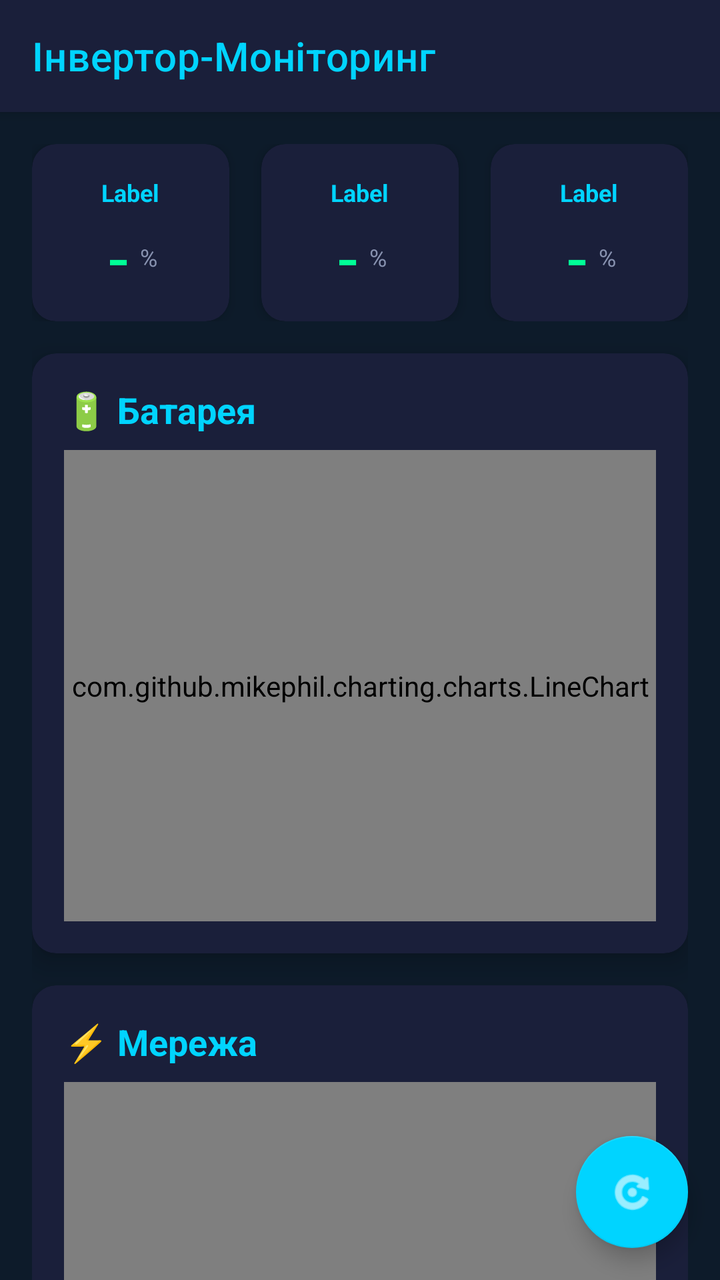
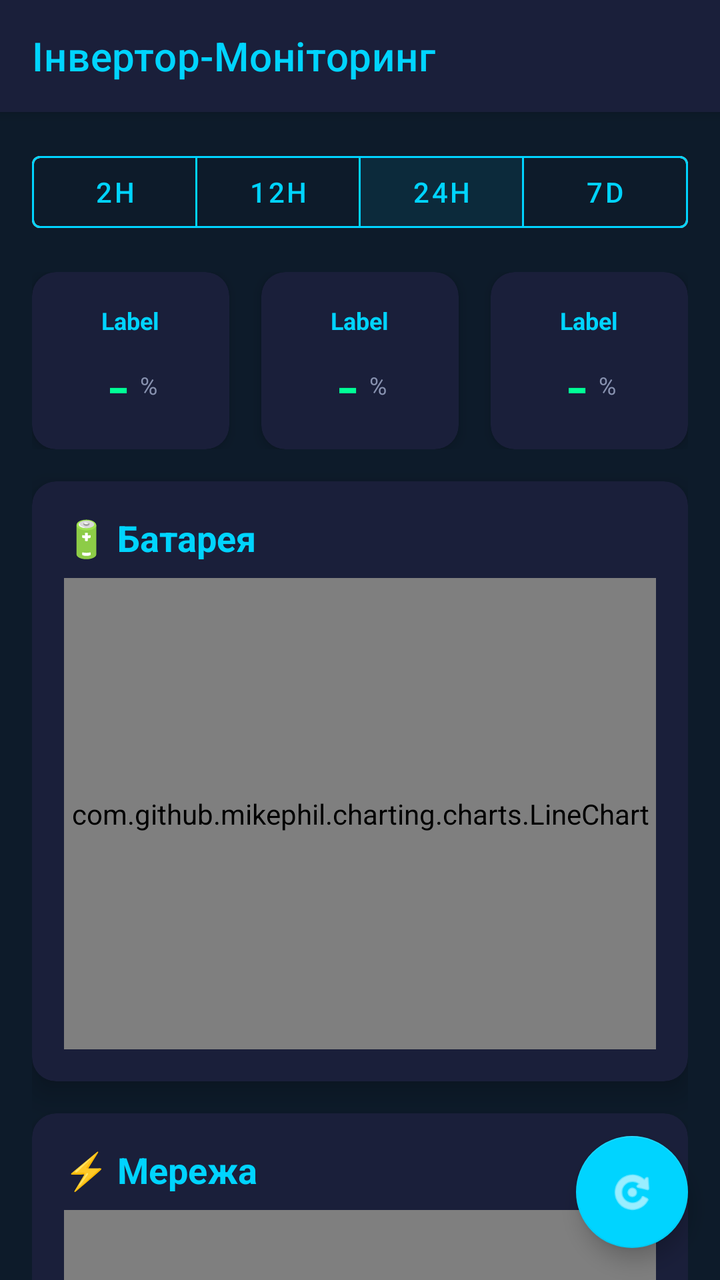

Compare the two renders of this Android layout. The source of the first and the diff that turns it into the second are given below.
<!-- AndroidManifest.xml: activity theme Theme.BoillerMonitor -->
<!-- res/layout/activity_main.xml -->
<?xml version="1.0" encoding="utf-8"?>
<androidx.coordinatorlayout.widget.CoordinatorLayout xmlns:android="http://schemas.android.com/apk/res/android"
    xmlns:app="http://schemas.android.com/apk/res-auto"
    xmlns:tools="http://schemas.android.com/tools"
    android:layout_width="match_parent"
    android:layout_height="match_parent"
    android:background="@color/background_dark"
    tools:context=".MainActivity">

    <com.google.android.material.appbar.AppBarLayout
        android:layout_width="match_parent"
        android:layout_height="wrap_content"
        android:theme="@style/Theme.BoillerMonitor">

        <com.google.android.material.appbar.MaterialToolbar
            android:id="@+id/toolbar"
            android:layout_width="match_parent"
            android:layout_height="?attr/actionBarSize"
            android:background="@color/card_background"
            app:title="Інвертор-Моніторинг"
            app:titleTextColor="@color/primary_blue" />

    </com.google.android.material.appbar.AppBarLayout>

    <androidx.core.widget.NestedScrollView
        android:layout_width="match_parent"
        android:layout_height="match_parent"
        app:layout_behavior="@string/appbar_scrolling_view_behavior">

        <LinearLayout
            android:layout_width="match_parent"
            android:layout_height="wrap_content"
            android:orientation="vertical"
            android:padding="16dp">

            
            <LinearLayout
                android:layout_width="match_parent"
                android:layout_height="wrap_content"
                android:orientation="horizontal"
                android:gravity="center"
                android:layout_marginBottom="16dp">

                <include
                    android:id="@+id/batteryCard"
                    layout="@layout/card_stat"
                    android:layout_width="0dp"
                    android:layout_height="wrap_content"
                    android:layout_weight="1"
                    android:layout_marginEnd="8dp" />

                <include
                    android:id="@+id/gridCard"
                    layout="@layout/card_stat"
                    android:layout_width="0dp"
                    android:layout_height="wrap_content"
                    android:layout_weight="1"
                    android:layout_marginStart="8dp"
                    android:layout_marginEnd="8dp" />

                <include
                    android:id="@+id/homeCard"
                    layout="@layout/card_stat"
                    android:layout_width="0dp"
                    android:layout_height="wrap_content"
                    android:layout_weight="1"
                    android:layout_marginStart="8dp" />

            </LinearLayout>

            
            <androidx.cardview.widget.CardView
                android:id="@+id/batteryChartCard"
                android:layout_width="match_parent"
                android:layout_height="300dp"
                android:layout_marginBottom="16dp"
                app:cardBackgroundColor="@color/card_background"
                app:cardCornerRadius="12dp"
                app:cardElevation="8dp">

                <LinearLayout
                    android:layout_width="match_parent"
                    android:layout_height="match_parent"
                    android:orientation="vertical"
                    android:padding="16dp">

                    <TextView
                        android:layout_width="match_parent"
                        android:layout_height="wrap_content"
                        android:text="🔋 Батарея"
                        android:textColor="@color/primary_blue"
                        android:textSize="18sp"
                        android:textStyle="bold"
                        android:layout_marginBottom="8dp" />

                    <FrameLayout
                        android:layout_width="match_parent"
                        android:layout_height="0dp"
                        android:layout_weight="1">

                        <com.github.mikephil.charting.charts.LineChart
                            android:id="@+id/batteryChart"
                            android:layout_width="match_parent"
                            android:layout_height="match_parent" />

                        <TextView
                            android:id="@+id/batteryMarkerOverlay"
                            android:layout_width="wrap_content"
                            android:layout_height="wrap_content"
                            android:layout_gravity="bottom|start"
                            android:layout_margin="12dp"
                            android:background="@drawable/marker_background"
                            android:padding="8dp"
                            android:textColor="@color/white"
                            android:textSize="12sp"
                            android:visibility="gone"
                            android:clickable="false"
                            android:focusable="false" />

                    </FrameLayout>

                </LinearLayout>

            </androidx.cardview.widget.CardView>

            
            <androidx.cardview.widget.CardView
                android:id="@+id/gridChartCard"
                android:layout_width="match_parent"
                android:layout_height="300dp"
                android:layout_marginBottom="16dp"
                app:cardBackgroundColor="@color/card_background"
                app:cardCornerRadius="12dp"
                app:cardElevation="8dp">

                <LinearLayout
                    android:layout_width="match_parent"
                    android:layout_height="match_parent"
                    android:orientation="vertical"
                    android:padding="16dp">

                    <TextView
                        android:layout_width="match_parent"
                        android:layout_height="wrap_content"
                        android:text="⚡ Мережа"
                        android:textColor="@color/primary_blue"
                        android:textSize="18sp"
                        android:textStyle="bold"
                        android:layout_marginBottom="8dp" />

                    <FrameLayout
                        android:layout_width="match_parent"
                        android:layout_height="0dp"
                        android:layout_weight="1">

                        <com.github.mikephil.charting.charts.LineChart
                            android:id="@+id/gridChart"
                            android:layout_width="match_parent"
                            android:layout_height="match_parent" />

                        <TextView
                            android:id="@+id/gridMarkerOverlay"
                            android:layout_width="wrap_content"
                            android:layout_height="wrap_content"
                            android:layout_gravity="bottom|start"
                            android:layout_margin="12dp"
                            android:background="@drawable/marker_background"
                            android:padding="8dp"
                            android:textColor="@color/white"
                            android:textSize="12sp"
                            android:visibility="gone"
                            android:clickable="false"
                            android:focusable="false" />

                    </FrameLayout>

                </LinearLayout>

            </androidx.cardview.widget.CardView>

            
            <androidx.cardview.widget.CardView
                android:id="@+id/homeChartCard"
                android:layout_width="match_parent"
                android:layout_height="300dp"
                android:layout_marginBottom="16dp"
                app:cardBackgroundColor="@color/card_background"
                app:cardCornerRadius="12dp"
                app:cardElevation="8dp">

                <LinearLayout
                    android:layout_width="match_parent"
                    android:layout_height="match_parent"
                    android:orientation="vertical"
                    android:padding="16dp">

                    <TextView
                        android:layout_width="match_parent"
                        android:layout_height="wrap_content"
                        android:text="🏠 Дім"
                        android:textColor="@color/primary_blue"
                        android:textSize="18sp"
                        android:textStyle="bold"
                        android:layout_marginBottom="8dp" />

                    <FrameLayout
                        android:layout_width="match_parent"
                        android:layout_height="0dp"
                        android:layout_weight="1">

                        <com.github.mikephil.charting.charts.LineChart
                            android:id="@+id/homeChart"
                            android:layout_width="match_parent"
                            android:layout_height="match_parent" />

                        <TextView
                            android:id="@+id/homeMarkerOverlay"
                            android:layout_width="wrap_content"
                            android:layout_height="wrap_content"
                            android:layout_gravity="bottom|start"
                            android:layout_margin="12dp"
                            android:background="@drawable/marker_background"
                            android:padding="8dp"
                            android:textColor="@color/white"
                            android:textSize="12sp"
                            android:visibility="gone"
                            android:clickable="false"
                            android:focusable="false" />

                    </FrameLayout>

                </LinearLayout>

            </androidx.cardview.widget.CardView>

        </LinearLayout>

    </androidx.core.widget.NestedScrollView>

    <com.google.android.material.floatingactionbutton.FloatingActionButton
        android:id="@+id/fabRefresh"
        android:layout_width="wrap_content"
        android:layout_height="wrap_content"
        android:layout_gravity="bottom|end"
        android:layout_margin="16dp"
        android:src="@android:drawable/ic_menu_rotate"
        app:tint="@color/white"
        app:backgroundTint="@color/primary_blue" />

</androidx.coordinatorlayout.widget.CoordinatorLayout>
<!-- res/layout/card_stat.xml (included above) -->
<?xml version="1.0" encoding="utf-8"?>
<androidx.cardview.widget.CardView xmlns:android="http://schemas.android.com/apk/res/android"
    xmlns:app="http://schemas.android.com/apk/res-auto"
    android:layout_width="match_parent"
    android:layout_height="wrap_content"
    app:cardBackgroundColor="@color/card_background"
    app:cardCornerRadius="12dp"
    app:cardElevation="4dp">

    <LinearLayout
        android:layout_width="match_parent"
        android:layout_height="wrap_content"
        android:orientation="vertical"
        android:padding="16dp"
        android:gravity="center">

        <TextView
            android:id="@+id/statLabel"
            android:layout_width="wrap_content"
            android:layout_height="wrap_content"
            android:text="Label"
            android:textColor="@color/primary_blue"
            android:textSize="12sp"
            android:textStyle="bold"
            android:layout_marginBottom="8dp" />

        <LinearLayout
            android:layout_width="wrap_content"
            android:layout_height="wrap_content"
            android:orientation="horizontal"
            android:gravity="center_vertical">

            <TextView
                android:id="@+id/statValue"
                android:layout_width="wrap_content"
                android:layout_height="wrap_content"
                android:text="-"
                android:textColor="@color/primary_green"
                android:textSize="24sp"
                android:textStyle="bold"
                android:fontFamily="monospace" />

            <TextView
                android:id="@+id/statUnit"
                android:layout_width="wrap_content"
                android:layout_height="wrap_content"
                android:text="%"
                android:textColor="@color/text_secondary"
                android:textSize="12sp"
                android:layout_marginStart="4dp" />

        </LinearLayout>

    </LinearLayout>

</androidx.cardview.widget.CardView>
<!-- resources referenced by this layout -->
<resources>
  <color name="background_dark">#0D1B2A</color>
  <color name="card_background">#1A1F3A</color>
  <color name="primary_blue">#00D4FF</color>
  <color name="primary_green">#00FF96</color>
  <color name="text_secondary">#8892B0</color>
  <color name="white">#FFFFFFFF</color>
  <!-- drawable marker_background (drawable) -->
  <?xml version="1.0" encoding="utf-8"?>
  <shape xmlns:android="http://schemas.android.com/apk/res/android" android:shape="rectangle">
      <solid android:color="#CC0A0E27" />
      <stroke android:width="1dp" android:color="#3300D4FF" />
      <corners android:radius="8dp" />
      <padding
          android:left="6dp"
          android:top="4dp"
          android:right="6dp"
          android:bottom="4dp" />
  </shape>
  <style name="Theme.BoillerMonitor" parent="Theme.MaterialComponents.DayNight.NoActionBar">
          <item name="colorPrimary">@color/primary_blue</item>
          <item name="colorPrimaryVariant">@color/primary_green</item>
          <item name="colorOnPrimary">@color/white</item>
          <item name="android:windowBackground">@color/background_dark</item>
          <item name="android:statusBarColor">@color/background_dark</item>
      </style>
</resources>

<!-- the commit's change to res/layout/activity_main.xml (unified diff, before → after) -->
@@ -32,6 +32,58 @@
             android:layout_height="wrap_content"
             android:orientation="vertical"
             android:padding="16dp">
+
+            
+            <com.google.android.material.button.MaterialButtonToggleGroup
+                android:id="@+id/periodToggle"
+                android:layout_width="match_parent"
+                android:layout_height="wrap_content"
+                android:layout_marginBottom="16dp"
+                app:singleSelection="true"
+                app:selectionRequired="true"
+                app:checkedButton="@id/period24h">
+
+                <com.google.android.material.button.MaterialButton
+                    android:id="@+id/period2h"
+                    style="?attr/materialButtonOutlinedStyle"
+                    android:layout_width="0dp"
+                    android:layout_height="wrap_content"
+                    android:layout_weight="1"
+                    android:text="2h"
+                    android:textColor="@color/primary_blue"
+                    app:strokeColor="@color/primary_blue" />
+
+                <com.google.android.material.button.MaterialButton
+                    android:id="@+id/period12h"
+                    style="?attr/materialButtonOutlinedStyle"
+                    android:layout_width="0dp"
+                    android:layout_height="wrap_content"
+                    android:layout_weight="1"
+                    android:text="12h"
+                    android:textColor="@color/primary_blue"
+                    app:strokeColor="@color/primary_blue" />
+
+                <com.google.android.material.button.MaterialButton
+                    android:id="@+id/period24h"
+                    style="?attr/materialButtonOutlinedStyle"
+                    android:layout_width="0dp"
+                    android:layout_height="wrap_content"
+                    android:layout_weight="1"
+                    android:text="24h"
+                    android:textColor="@color/primary_blue"
+                    app:strokeColor="@color/primary_blue" />
+
+                <com.google.android.material.button.MaterialButton
+                    android:id="@+id/period7d"
+                    style="?attr/materialButtonOutlinedStyle"
+                    android:layout_width="0dp"
+                    android:layout_height="wrap_content"
+                    android:layout_weight="1"
+                    android:text="7d"
+                    android:textColor="@color/primary_blue"
+                    app:strokeColor="@color/primary_blue" />
+
+            </com.google.android.material.button.MaterialButtonToggleGroup>
 
             
             <LinearLayout
